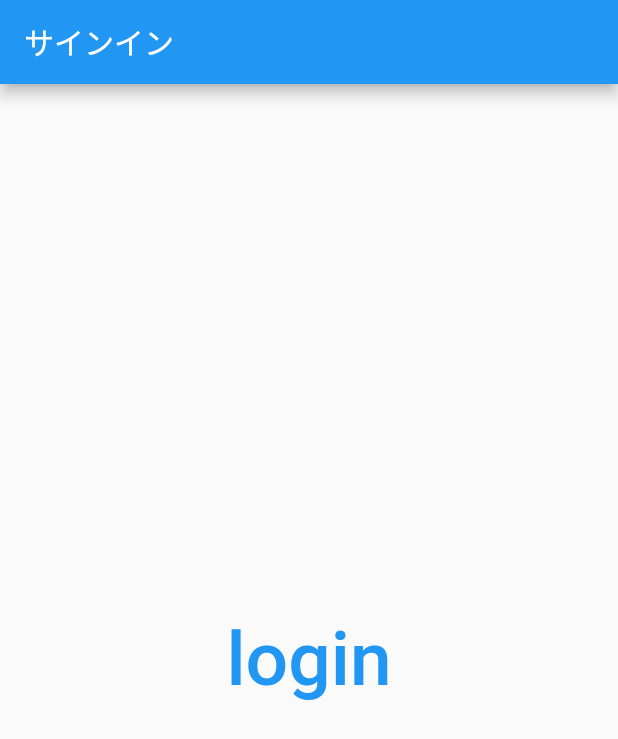
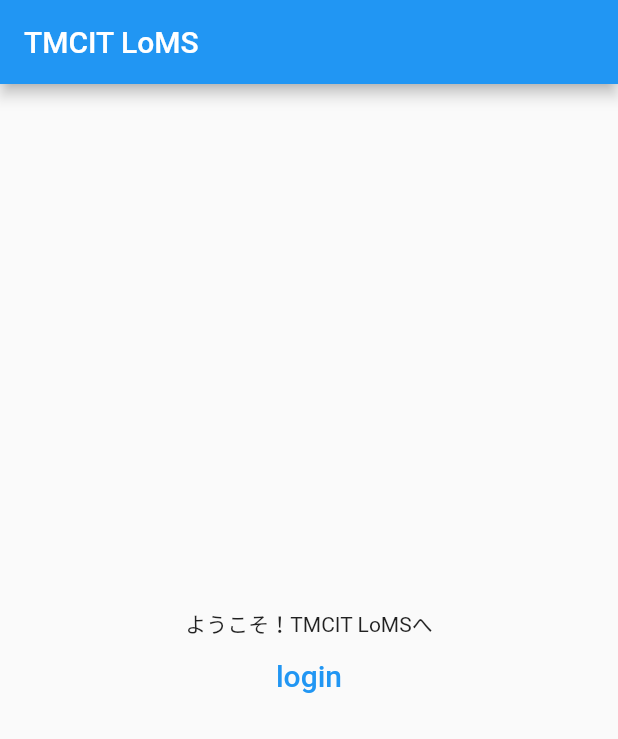
Before and after one commit to tmcit-hkoblabo/loms, a Flutter app: the screen it shows after launch, on a phone screen of 412 x 824 dp. Shown: the top 739 px of the screen. Run offline on Flutter 3.47's test engine with Material 2 defaults, Android fonts, the phone set to English and light mode, and no system bars; our stand-ins replace cloud_firestore, firebase_auth, firebase_core, flutter_signin_button, google_sign_in; accounts and stored records are empty.

Commit message:
welcomeページの作成 read meの追記 その他諸々

```diff
--- a/lib/authentication/login_completion.dart
+++ b/lib/authentication/login_completion.dart
@@ -1,7 +1,6 @@
 import 'package:loms2/authentication/add_mydata.dart';
 //import 'package:loms2/authentication/login_page.dart';
 import 'package:flutter/material.dart';
-import 'package:loms2/main.dart';
 import 'package:loms2/top.dart';
 //import 'package:loms2/top.dart';
 import 'package:provider/provider.dart';
@@ -33,8 +32,7 @@ class LoginCompletion extends StatelessWidget {
                 children: <Widget>[
                   Text("あなたのメールアドレスは ${user.email}"),
 
-                  //add_mydataへemail等のデータを送る
-
+                  /*
                   TextButton(
                     onPressed: () async {
                       FirebaseAuth.instance.signOut();
@@ -46,6 +44,7 @@ class LoginCompletion extends StatelessWidget {
                     },
                     child: Text('Logout', style: TextStyle(fontSize: 50)),
                   ),
+                  */
 
                   TextField(
                     decoration: InputDecoration(
--- a/lib/authentication/login_page.dart
+++ b/lib/authentication/login_page.dart
@@ -2,7 +2,7 @@ import 'package:flutter/material.dart';
 import 'package:firebase_auth/firebase_auth.dart';
 import 'package:google_sign_in/google_sign_in.dart';
 import 'package:loms2/authentication/login_completion.dart';
-//import 'package:loms2/authentication/logout_page.dart';
+import 'package:flutter_signin_button/flutter_signin_button.dart';
 
 class LoginPage extends StatelessWidget {
   static final googleLogin = GoogleSignIn(scopes: [
@@ -17,18 +17,24 @@ class LoginPage extends StatelessWidget {
         title: Text('サインイン'),
       ),
       body: Center(
-        child: TextButton(
+        child: Column(
+          mainAxisAlignment: MainAxisAlignment.center,
+          children: <Widget>[
+            SignInButton(
+              Buttons.Google,
+              text: 'Sign In with Google',
               onPressed: () async {
                 GoogleSignInAccount? signinAccount = await googleLogin.signIn();
                 if (signinAccount == null) return;
                 GoogleSignInAuthentication auth =
                     await signinAccount.authentication;
-            final OAuthCredential credential = GoogleAuthProvider.credential(
+                final OAuthCredential credential =
+                    GoogleAuthProvider.credential(
                   idToken: auth.idToken,
                   accessToken: auth.accessToken,
                 );
-            User? user =
-                (await FirebaseAuth.instance.signInWithCredential(credential))
+                User? user = (await FirebaseAuth.instance
+                        .signInWithCredential(credential))
                     .user;
                 if (user != null) {
                   await Navigator.of(context).pushReplacement(
@@ -39,10 +45,8 @@ class LoginPage extends StatelessWidget {
                   );
                 }
               },
-          child: Text(
-            'login',
-            style: TextStyle(fontSize: 50),
             ),
+          ],
         ),
       ),
     );
--- a/lib/main.dart
+++ b/lib/main.dart
@@ -67,7 +67,8 @@ class _MyHomePageState extends State<MyHomePage> {
 
 import 'package:firebase_core/firebase_core.dart';
 import 'package:flutter/material.dart';
-import 'package:loms2/authentication/login_page.dart';
+//import 'package:loms2/authentication/login_page.dart';
+import 'package:loms2/welcome_page.dart';
 
 Future<void> main() async {
   WidgetsFlutterBinding.ensureInitialized();
@@ -84,7 +85,7 @@ class MyApp extends StatelessWidget {
         primarySwatch: Colors.blue,
         visualDensity: VisualDensity.adaptivePlatformDensity,
       ),
-      home: LoginPage(),
+      home: WelcomePage(),
     );
   }
 }
--- a/lib/top.dart
+++ b/lib/top.dart
@@ -1,7 +1,7 @@
 import 'package:firebase_auth/firebase_auth.dart';
 import 'package:flutter/material.dart';
 import 'package:google_sign_in/google_sign_in.dart';
-import 'main.dart';
+import 'package:loms2/welcome_page.dart';
 
 class TopPage extends StatelessWidget {
   static final googleLogin = GoogleSignIn(scopes: <String>[
@@ -51,10 +51,10 @@ class TopPage extends StatelessWidget {
                 //setState(() => _city = 'Honolulu, HI');
                 //Navigator.pop(context);
                 FirebaseAuth.instance.signOut();
-                await googleLogin.signIn();
+                //await googleLogin.signIn();
                 await Navigator.of(context)
                     .pushReplacement(MaterialPageRoute(builder: (context) {
-                  return MyApp();
+                  return WelcomePage();
                 }));
               },
             ),
--- /dev/null
+++ b/lib/welcome_page.dart
@@ -0,0 +1,34 @@
+import 'package:flutter/material.dart';
+import 'package:loms2/authentication/login_page.dart';
+//import 'package:loms2/main.dart';
+
+class WelcomePage extends StatelessWidget {
+  @override
+  Widget build(BuildContext context) {
+    return Scaffold(
+      appBar: AppBar(
+        title: Text('TMCIT LoMS'),
+      ),
+      body: Center(
+        child: Column(
+          mainAxisAlignment: MainAxisAlignment.center,
+          children: <Widget>[
+            Text("ようこそ！TMCIT LoMSへ"),
+            TextButton(
+              onPressed: () async {
+                Navigator.push(
+                  context,
+                  MaterialPageRoute(builder: (context) => LoginPage()),
+                );
+              },
+              child: Text(
+                'login',
+                style: TextStyle(fontSize: 20),
+              ),
+            ),
+          ],
+        ),
+      ),
+    );
+  }
+}
--- a/pubspec.yaml
+++ b/pubspec.yaml
@@ -32,6 +32,7 @@ dependencies:
   google_sign_in: ^5.0.2
   cloud_firestore: ^2.4.0
   provider: ^5.0.0
+  flutter_signin_button: ^2.0.0
 
 dev_dependencies:
   flutter_test:
```
Also changed, not shown: pubspec.lock, 1 other file. Lines whose indentation alone changed are shown as unchanged.
